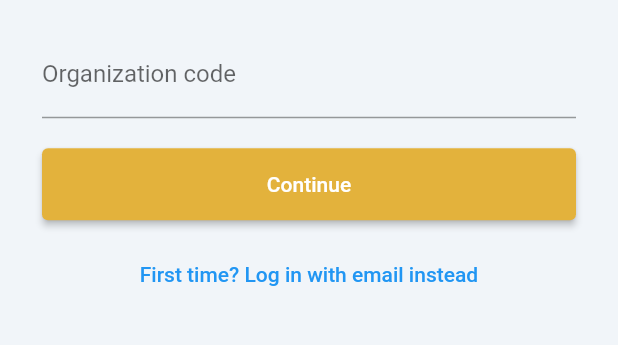
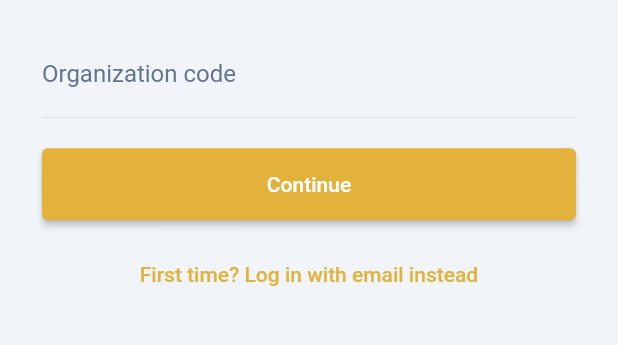
Before and after one commit to Arunpnm/Nagarva_app, a Flutter app: the screen it shows after launch, on a phone screen of 412 x 824 dp, the part 559-904 px from its top. Run offline on Flutter 3.47's test engine with Material 3 defaults, Android fonts, the phone set to English and light mode, and no system bars; our stand-ins replace auto_size_text, dropdown_button2, file_picker, font_awesome_flutter, from_css_color, go_router and 7 more; missing offline and left inert: json_path; accounts and stored records are empty.

Commit message:
fix(item 9): make drawer, search bar and dialogs follow the active theme
The brief's suspected cause was hardcoded colours in those widgets. It
was the opposite: they specify no colours at all (correctly), and
main.dart handed MaterialApp bare defaults -

    theme:     ThemeData(brightness: Brightness.light, useMaterial3: false)
    darkTheme: ThemeData(brightness: Brightness.dark,  useMaterial3: false)

carrying none of the brand palette. Everything drawn from
FlutterFlowTheme re-themed correctly; everything resolving against
Theme.of(context) - Drawer, ListTile, dialogs, bottom sheets, the search
field - kept stock Material grey/white.

Midnight compounded it: it rides ThemeMode.dark, so Theme.of() returned
an identical ThemeData for Dark and Midnight and no Material-themed
widget could distinguish them.

- FlutterFlowTheme.toThemeData() builds real ThemeData from the palette
  (colorScheme, drawerTheme, listTileTheme, appBarTheme, dialogTheme,
  bottomSheetTheme, inputDecorationTheme, textSelectionTheme, textTheme).
- main.dart picks darkTheme by variant, so Midnight is now a genuinely
  different ThemeData rather than an alias for Dark.
- GlobalSearchDelegate.appBarTheme() overridden. SearchDelegate does not
  inherit the ambient theme - its default deliberately forces a plain
  white/grey app bar - so the search surface could only be fixed there,
  not by restyling the widgets inside it.

flutter analyze: 152 issues, unchanged from baseline.
Visual verification in Chrome still pending - dev server was mid-build.

```diff
--- a/lib/components/global_search_delegate.dart
+++ b/lib/components/global_search_delegate.dart
@@ -20,6 +20,43 @@ import '/index.dart';
 /// have either.
 class GlobalSearchDelegate extends SearchDelegate<void> {
   GlobalSearchDelegate() : super(searchFieldLabel: 'Mobile / Name...');
+
+  /// Item 9 (theme not applied to the search bar).
+  ///
+  /// SearchDelegate does NOT simply inherit the ambient theme: its default
+  /// `appBarTheme` deliberately overrides the app bar to a white/grey
+  /// surface with `InputBorder.none` so the search field looks "plain",
+  /// which is why the search bar stayed light while the rest of the app
+  /// went dark. Overriding it is the only way to make the search surface
+  /// follow the theme — restyling the widgets inside it can't reach the
+  /// app bar SearchDelegate builds itself.
+  @override
+  ThemeData appBarTheme(BuildContext context) {
+    final ff = FlutterFlowTheme.of(context);
+    final base = Theme.of(context);
+    return base.copyWith(
+      appBarTheme: AppBarTheme(
+        backgroundColor: ff.primaryBackground,
+        foregroundColor: ff.primaryText,
+        iconTheme: IconThemeData(color: ff.primaryText),
+        elevation: 0,
+      ),
+      scaffoldBackgroundColor: ff.primaryBackground,
+      inputDecorationTheme: InputDecorationTheme(
+        hintStyle: TextStyle(color: ff.secondaryText),
+        border: InputBorder.none,
+      ),
+      textTheme: base.textTheme.copyWith(
+        // The query text itself, which otherwise renders near-black.
+        titleLarge: base.textTheme.titleLarge?.copyWith(color: ff.primaryText),
+      ),
+      textSelectionTheme: TextSelectionThemeData(
+        cursorColor: ff.primary,
+        selectionColor: ff.primary.withValues(alpha: 0.3),
+        selectionHandleColor: ff.primary,
+      ),
+    );
+  }
 
   @override
   List<Widget> buildActions(BuildContext context) => [
--- a/lib/flutter_flow/flutter_flow_theme.dart
+++ b/lib/flutter_flow/flutter_flow_theme.dart
@@ -50,6 +50,101 @@ abstract class FlutterFlowTheme {
   static String effectiveVariant(BuildContext context) {
     if (Theme.of(context).brightness != Brightness.dark) return 'light';
     return isMidnight ? 'midnight' : 'dark';
+  }
+
+  /// Builds a real Material [ThemeData] from this palette.
+  ///
+  /// Live-test fix brief #2, item 9 ("theme not applied: left sidebar +
+  /// search button"). The reported cause was hardcoded colours in those
+  /// widgets; the actual cause was the reverse. `main.dart` passed
+  ///
+  ///     theme:     ThemeData(brightness: Brightness.light,  useMaterial3: false)
+  ///     darkTheme: ThemeData(brightness: Brightness.dark,   useMaterial3: false)
+  ///
+  /// i.e. bare Material defaults carrying none of the brand palette. The
+  /// Drawer, its ListTiles and SearchDelegate's search field specify no
+  /// colours of their own (correctly!), so they resolved against those
+  /// stock defaults instead of FlutterFlowTheme — which is why the rest of
+  /// the app re-themed and they did not.
+  ///
+  /// Midnight made it worse: it rides `ThemeMode.dark`, so `Theme.of()`
+  /// handed back the *identical* ThemeData for Dark and Midnight and no
+  /// Material-themed widget could tell them apart. Passing the midnight
+  /// palette through here is what actually separates them.
+  ThemeData toThemeData() {
+    final brightness =
+        this is LightModeTheme ? Brightness.light : Brightness.dark;
+    final onPrimary =
+        primary.computeLuminance() > 0.5 ? Colors.black : Colors.white;
+    return ThemeData(
+      brightness: brightness,
+      useMaterial3: false,
+      scaffoldBackgroundColor: primaryBackground,
+      canvasColor: primaryBackground,
+      cardColor: secondaryBackground,
+      dividerColor: alternate,
+      primaryColor: primary,
+      colorScheme: ColorScheme(
+        brightness: brightness,
+        primary: primary,
+        onPrimary: onPrimary,
+        secondary: secondary,
+        onSecondary: onPrimary,
+        tertiary: tertiary,
+        onTertiary: onPrimary,
+        error: error,
+        onError: Colors.white,
+        surface: secondaryBackground,
+        onSurface: primaryText,
+      ),
+      drawerTheme: DrawerThemeData(
+        backgroundColor: primaryBackground,
+        scrimColor: Colors.black.withValues(alpha: 0.5),
+      ),
+      listTileTheme: ListTileThemeData(
+        iconColor: secondaryText,
+        textColor: primaryText,
+      ),
+      iconTheme: IconThemeData(color: secondaryText),
+      appBarTheme: AppBarTheme(
+        backgroundColor: primaryBackground,
+        foregroundColor: primaryText,
+        iconTheme: IconThemeData(color: primaryText),
+        elevation: 0,
+      ),
+      dialogTheme: DialogThemeData(backgroundColor: secondaryBackground),
+      bottomSheetTheme:
+          BottomSheetThemeData(backgroundColor: secondaryBackground),
+      popupMenuTheme: PopupMenuThemeData(color: secondaryBackground),
+      inputDecorationTheme: InputDecorationTheme(
+        hintStyle: TextStyle(color: secondaryText),
+        labelStyle: TextStyle(color: secondaryText),
+        iconColor: secondaryText,
+        prefixIconColor: secondaryText,
+        suffixIconColor: secondaryText,
+        border: UnderlineInputBorder(
+          borderSide: BorderSide(color: alternate),
+        ),
+        enabledBorder: UnderlineInputBorder(
+          borderSide: BorderSide(color: alternate),
+        ),
+        focusedBorder: UnderlineInputBorder(
+          borderSide: BorderSide(color: primary),
+        ),
+      ),
+      textSelectionTheme: TextSelectionThemeData(
+        cursorColor: primary,
+        selectionColor: primary.withValues(alpha: 0.3),
+        selectionHandleColor: primary,
+      ),
+      // SearchDelegate renders its query/hint with the ambient text theme;
+      // without these the typed query stayed near-black on the dark navy
+      // search bar.
+      textTheme: ThemeData(brightness: brightness).textTheme.apply(
+            bodyColor: primaryText,
+            displayColor: primaryText,
+          ),
+    );
   }
 
   @Deprecated('Use primary instead')
--- a/lib/main.dart
+++ b/lib/main.dart
@@ -348,14 +348,21 @@ class _MyAppState extends State<MyApp> {
         Locale('te'),
         Locale('ru'),
       ],
-      theme: ThemeData(
-        brightness: Brightness.light,
-        useMaterial3: false,
-      ),
-      darkTheme: ThemeData(
-        brightness: Brightness.dark,
-        useMaterial3: false,
-      ),
+      // Item 9: these used to be bare `ThemeData(brightness: ...)` with no
+      // brand colours at all, so every Material-themed widget that
+      // (correctly) doesn't hardcode its own colours — Drawer, ListTile,
+      // SearchDelegate's search field, dialogs, bottom sheets — resolved
+      // against stock Material defaults and visibly ignored the theme
+      // switch. Now derived from the same palette FlutterFlowTheme uses.
+      //
+      // darkTheme is chosen by variant, not just brightness: Midnight
+      // rides ThemeMode.dark, so without this Dark and Midnight handed
+      // back an identical ThemeData and no Material widget could tell
+      // them apart.
+      theme: LightModeTheme().toThemeData(),
+      darkTheme: FlutterFlowTheme.isMidnight
+          ? MidnightModeTheme().toThemeData()
+          : DarkModeTheme().toThemeData(),
       themeMode: _themeMode,
       routerConfig: _router,
     );
```
